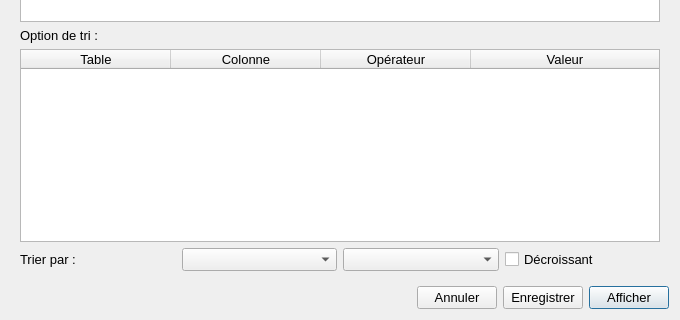
The window that GUI/statistique.ui (samueldrouin/PyGuide) describes before a commit, drawn with Qt 5; both pictures show x 0 to 680 and y 270 to 590 of the 680 by 590 pixel window.
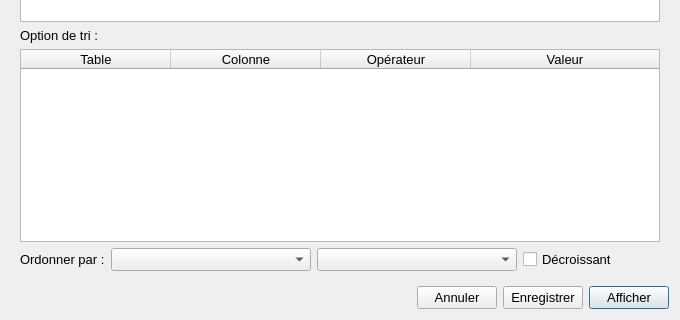
The same window after the commit.

Commit message: Ajout des options de tri

Patch:
```diff
--- a/GUI/statistique.ui
+++ b/GUI/statistique.ui
@@ -491,15 +491,29 @@
         <item>
          <widget class="QLabel" name="label_3">
           <property name="text">
-           <string>Trier par : </string>
+           <string>Ordonner par :</string>
           </property>
          </widget>
         </item>
         <item>
-         <widget class="QComboBox" name="comboBox"/>
+         <widget class="QComboBox" name="cbx_table">
+          <property name="minimumSize">
+           <size>
+            <width>200</width>
+            <height>0</height>
+           </size>
+          </property>
+         </widget>
         </item>
         <item>
-         <widget class="QComboBox" name="comboBox_2"/>
+         <widget class="QComboBox" name="cbx_colonne">
+          <property name="minimumSize">
+           <size>
+            <width>200</width>
+            <height>0</height>
+           </size>
+          </property>
+         </widget>
         </item>
         <item>
          <widget class="QCheckBox" name="checkBox">
@@ -508,6 +522,19 @@
           </property>
          </widget>
         </item>
+        <item>
+         <spacer name="horizontalSpacer_3">
+          <property name="orientation">
+           <enum>Qt::Horizontal</enum>
+          </property>
+          <property name="sizeHint" stdset="0">
+           <size>
+            <width>40</width>
+            <height>20</height>
+           </size>
+          </property>
+         </spacer>
+        </item>
        </layout>
       </item>
      </layout>
```
The commit also changes 2 other files.
